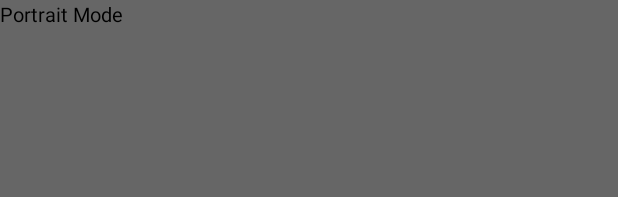
After one commit to metlebrustemov/AndroidDersleri, an Android app: the layout pm_fragment.xml on its own in the app's theme, with its tools: preview values and no code run, on a phone screen of 412 x 824 dp. The commit adds this screen. Shown: the top 197 px of the screen. Run offline under Robolectric (Android 15) with nearby library versions, the phone set to English and light mode, and no system bars.

Commit message:
Fragments

```diff
--- /dev/null
+++ b/app/src/main/res/layout/pm_fragment.xml
@@ -0,0 +1,16 @@
+<?xml version="1.0" encoding="utf-8"?>
+<LinearLayout
+    xmlns:android="http://schemas.android.com/apk/res/android"
+    android:orientation="horizontal"
+    android:layout_width="fill_parent"
+    android:layout_height="fill_parent"
+    android:background="#666666">
+    <TextView
+        android:layout_width="fill_parent"
+        android:layout_height="wrap_content"
+        android:text="@string/portrait_message"
+        android:textColor="#000000"
+        android:textSize="20px" />
+    <!-- More GUI components go here
+    -->
+</LinearLayout>
--- /dev/null
+++ b/app/src/main/res/values-night/strings.xml
@@ -0,0 +1,4 @@
+<?xml version="1.0" encoding="utf-8"?>
+<resources>
+    <string name="landscape_message">Landscape Mode</string>
+</resources>
--- a/app/src/main/res/values/strings.xml
+++ b/app/src/main/res/values/strings.xml
@@ -1,3 +1,5 @@
 <resources>
     <string name="app_name">AndroidDersleri</string>
+    <string name="landscape_message">Landscape Mode</string>
+    <string name="portrait_message">Portrait Mode</string>
 </resources>
```
Also changed, not shown: app/src/main/java/az/metleb/androiddersleri/LM_Fragment.java (added, +19 -0 lines), app/src/main/java/az/metleb/androiddersleri/MainActivity.java (+25 -5 lines), app/src/main/java/az/metleb/androiddersleri/PM_Fragment.java (added, +21 -0 lines), app/src/main/res/layout/activity_main.xml (+17 -16 lines), app/src/main/res/layout/lm_fragment.xml (added, +16 -0 lines).
